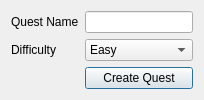
jushinyta/baicuoikhoa_pte_tuankhoa, file ui/add_quest.ui: the form before one commit.
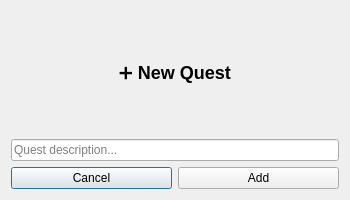
The form after the commit.

The edit to the form file:
```diff
--- a/ui/add_quest.ui
+++ b/ui/add_quest.ui
@@ -5,41 +5,58 @@
   <property name="windowTitle">
    <string>Add Quest</string>
   </property>
+  <property name="geometry">
+   <rect>
+    <x>0</x>
+    <y>0</y>
+    <width>350</width>
+    <height>200</height>
+   </rect>
+  </property>
 
-  <layout class="QFormLayout">
-   <item row="0" column="0">
-    <widget class="QLabel">
+  <layout class="QVBoxLayout" name="rootLayout">
+
+   <item>
+    <widget class="QLabel" name="titleLabel">
      <property name="text">
-      <string>Quest Name</string>
+      <string>➕ New Quest</string>
      </property>
+     <property name="alignment">
+      <set>Qt::AlignCenter</set>
+     </property>
+     <property name="styleSheet">
+      <string>font-size:18px;font-weight:bold;</string>
+     </property>
     </widget>
    </item>
-   <item row="0" column="1">
-    <widget class="QLineEdit" name="questNameInput"/>
-   </item>
 
-   <item row="1" column="0">
-    <widget class="QLabel">
-     <property name="text">
-      <string>Difficulty</string>
+   <item>
+    <widget class="QLineEdit" name="questNameInput">
+     <property name="placeholderText">
+      <string>Quest description...</string>
      </property>
     </widget>
    </item>
-   <item row="1" column="1">
-    <widget class="QComboBox" name="difficultyCombo">
-     <item><property name="text"><string>Easy</string></property></item>
-     <item><property name="text"><string>Medium</string></property></item>
-     <item><property name="text"><string>Hard</string></property></item>
-    </widget>
-   </item>
 
-   <item row="2" column="1">
-    <widget class="QPushButton" name="createQuestButton">
-     <property name="text">
-      <string>Create Quest</string>
-     </property>
-    </widget>
+   <item>
+    <layout class="QHBoxLayout">
+     <item>
+      <widget class="QPushButton" name="cancelButton">
+       <property name="text">
+        <string>Cancel</string>
+       </property>
+      </widget>
+     </item>
+     <item>
+      <widget class="QPushButton" name="addButton">
+       <property name="text">
+        <string>Add</string>
+       </property>
+      </widget>
+     </item>
+    </layout>
    </item>
+
   </layout>
  </widget>
 </ui>
```
